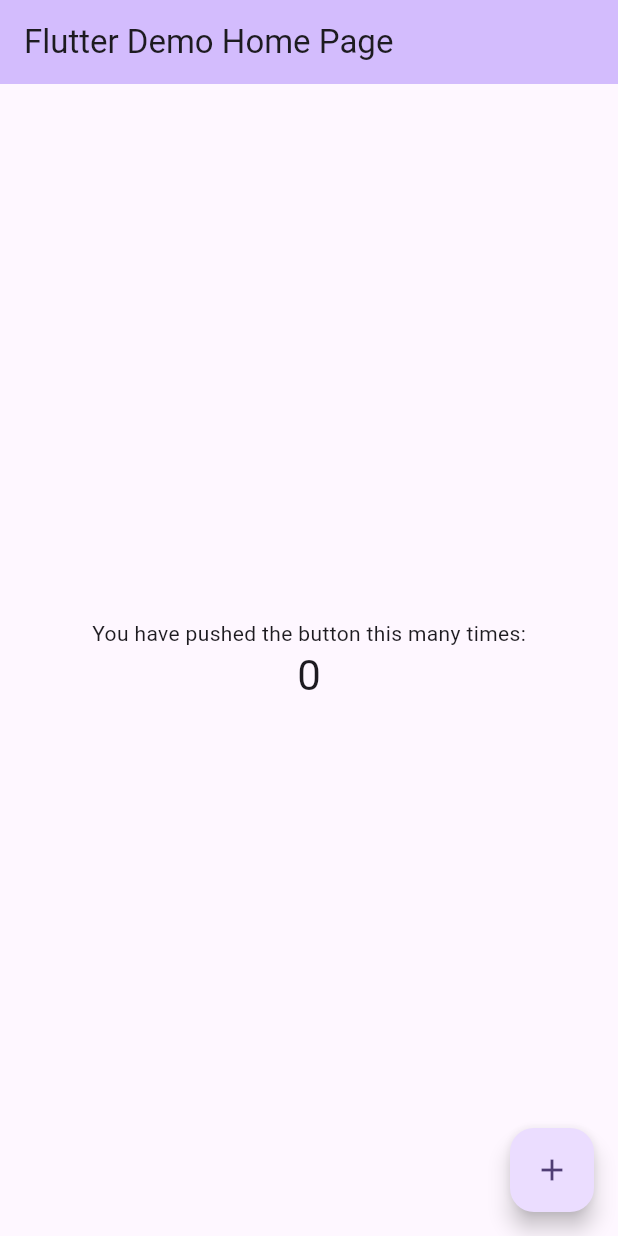
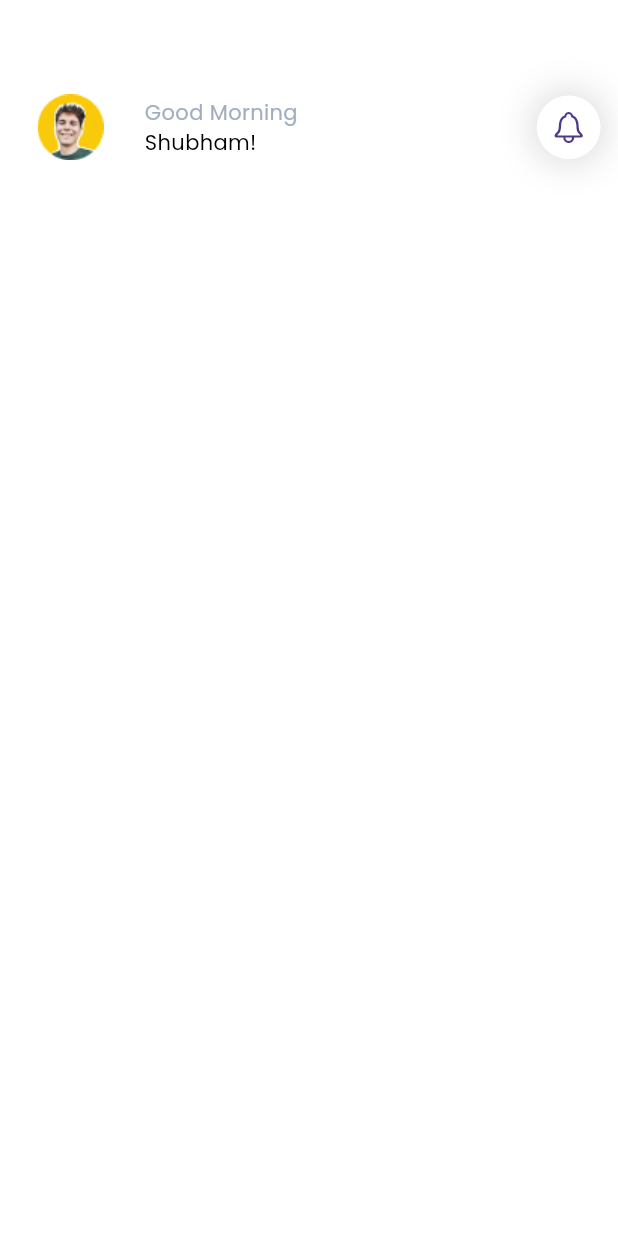
Before and after one commit to arjav1528/Internship_Assignment, a Flutter app: the screen it shows after launch, on a phone screen of 412 x 824 dp. Run offline on Flutter 3.47's test engine with Material 3 defaults, Android fonts, the phone set to English and light mode, and no system bars; our stand-ins replace google_fonts.

Commit message:
Update appbar.dart

```diff
--- /dev/null
+++ b/lib/appbar.dart
@@ -0,0 +1,69 @@
+import 'package:flutter/cupertino.dart';
+import 'package:flutter/material.dart';
+import 'package:google_fonts/google_fonts.dart';
+
+class CustomAppBar extends StatelessWidget {
+  const CustomAppBar({super.key});
+
+  @override
+  Widget build(BuildContext context) {
+    double heightMultiplier = (MediaQuery.of(context).size.height) / 852;
+    double widthMultiplier = (MediaQuery.of(context).size.height) / 393;
+    return Row(
+      mainAxisAlignment: MainAxisAlignment.start,
+      crossAxisAlignment: CrossAxisAlignment.center,
+      children: [
+        Padding(
+          padding: EdgeInsets.only(left: 12*widthMultiplier),
+          child: Image(
+            image: AssetImage('assets/dp.png'),
+            fit: BoxFit.cover,
+
+          ),
+        ),
+        SizedBox(width: 13*widthMultiplier,),
+        Column(
+          crossAxisAlignment: CrossAxisAlignment.start,
+          children: [
+            Text('Good Morning',
+              style: GoogleFonts.poppins(
+                  color: Color(0xFFA0AEC0)
+              ),
+            ),
+            Text('Shubham!',
+              style: GoogleFonts.poppins(
+                  color: Color(0xFF000000)
+              ),
+            ),
+
+
+          ],
+        ),
+        Spacer(),
+        Container(
+
+          decoration: BoxDecoration(
+            shape: BoxShape.circle,
+            boxShadow: [
+              BoxShadow(
+                spreadRadius: 2,
+                blurRadius: 20.4,
+                color: Color(0xFF000000).withAlpha(40)
+              )
+            ]
+          ),
+          child: CircleAvatar(
+            backgroundColor: Colors.white,
+            radius: 22*heightMultiplier,
+            child: Icon(
+              CupertinoIcons.bell
+            ),
+          ),
+        ),
+        SizedBox(width: 12*heightMultiplier,)
+
+
+      ],
+    );
+  }
+}
--- /dev/null
+++ b/lib/home_screen.dart
@@ -0,0 +1,27 @@
+import 'package:assignment1/appbar.dart';
+import 'package:flutter/material.dart';
+
+class HomeScreen extends StatelessWidget {
+  const HomeScreen({super.key});
+
+  @override
+  Widget build(BuildContext context) {
+    double heightMultiplier = (MediaQuery.of(context).size.height) / 852;
+    double widthMultiplier = (MediaQuery.of(context).size.height) / 393;
+    print(kToolbarHeight);
+    return Scaffold(
+      backgroundColor: Colors.white,
+      body: Container(
+        child: Column(
+          mainAxisAlignment: MainAxisAlignment.start,
+          children: [
+            SizedBox(height: 65*heightMultiplier,),
+            CustomAppBar()
+
+
+          ],
+        ),
+      ),
+    );
+  }
+}
--- a/lib/main.dart
+++ b/lib/main.dart
@@ -1,125 +1,15 @@
+import 'package:assignment1/home_screen.dart';
 import 'package:flutter/material.dart';
-
-void main() {
-  runApp(const MyApp());
+void main(){
+  runApp(MyApp());
 }
-
 class MyApp extends StatelessWidget {
   const MyApp({super.key});
 
-  // This widget is the root of your application.
   @override
   Widget build(BuildContext context) {
     return MaterialApp(
-      title: 'Flutter Demo',
-      theme: ThemeData(
-        // This is the theme of your application.
-        //
-        // TRY THIS: Try running your application with "flutter run". You'll see
-        // the application has a purple toolbar. Then, without quitting the app,
-        // try changing the seedColor in the colorScheme below to Colors.green
-        // and then invoke "hot reload" (save your changes or press the "hot
-        // reload" button in a Flutter-supported IDE, or press "r" if you used
-        // the command line to start the app).
-        //
-        // Notice that the counter didn't reset back to zero; the application
-        // state is not lost during the reload. To reset the state, use hot
-        // restart instead.
-        //
-        // This works for code too, not just values: Most code changes can be
-        // tested with just a hot reload.
-        colorScheme: ColorScheme.fromSeed(seedColor: Colors.deepPurple),
-        useMaterial3: true,
-      ),
-      home: const MyHomePage(title: 'Flutter Demo Home Page'),
+      home: HomeScreen(),
     );
   }
 }
-
-class MyHomePage extends StatefulWidget {
-  const MyHomePage({super.key, required this.title});
-
-  // This widget is the home page of your application. It is stateful, meaning
-  // that it has a State object (defined below) that contains fields that affect
-  // how it looks.
-
-  // This class is the configuration for the state. It holds the values (in this
-  // case the title) provided by the parent (in this case the App widget) and
-  // used by the build method of the State. Fields in a Widget subclass are
-  // always marked "final".
-
-  final String title;
-
-  @override
-  State<MyHomePage> createState() => _MyHomePageState();
-}
-
-class _MyHomePageState extends State<MyHomePage> {
-  int _counter = 0;
-
-  void _incrementCounter() {
-    setState(() {
-      // This call to setState tells the Flutter framework that something has
-      // changed in this State, which causes it to rerun the build method below
-      // so that the display can reflect the updated values. If we changed
-      // _counter without calling setState(), then the build method would not be
-      // called again, and so nothing would appear to happen.
-      _counter++;
-    });
-  }
-
-  @override
-  Widget build(BuildContext context) {
-    // This method is rerun every time setState is called, for instance as done
-    // by the _incrementCounter method above.
-    //
-    // The Flutter framework has been optimized to make rerunning build methods
-    // fast, so that you can just rebuild anything that needs updating rather
-    // than having to individually change instances of widgets.
-    return Scaffold(
-      appBar: AppBar(
-        // TRY THIS: Try changing the color here to a specific color (to
-        // Colors.amber, perhaps?) and trigger a hot reload to see the AppBar
-        // change color while the other colors stay the same.
-        backgroundColor: Theme.of(context).colorScheme.inversePrimary,
-        // Here we take the value from the MyHomePage object that was created by
-        // the App.build method, and use it to set our appbar title.
-        title: Text(widget.title),
-      ),
-      body: Center(
-        // Center is a layout widget. It takes a single child and positions it
-        // in the middle of the parent.
-        child: Column(
-          // Column is also a layout widget. It takes a list of children and
-          // arranges them vertically. By default, it sizes itself to fit its
-          // children horizontally, and tries to be as tall as its parent.
-          //
-          // Column has various properties to control how it sizes itself and
-          // how it positions its children. Here we use mainAxisAlignment to
-          // center the children vertically; the main axis here is the vertical
-          // axis because Columns are vertical (the cross axis would be
-          // horizontal).
-          //
-          // TRY THIS: Invoke "debug painting" (choose the "Toggle Debug Paint"
-          // action in the IDE, or press "p" in the console), to see the
-          // wireframe for each widget.
-          mainAxisAlignment: MainAxisAlignment.center,
-          children: <Widget>[
-            const Text(
-              'You have pushed the button this many times:',
-            ),
-            Text(
-              '$_counter',
-              style: Theme.of(context).textTheme.headlineMedium,
-            ),
-          ],
-        ),
-      ),
-      floatingActionButton: FloatingActionButton(
-        onPressed: _incrementCounter,
-        tooltip: 'Increment',
-        child: const Icon(Icons.add),
-      ), // This trailing comma makes auto-formatting nicer for build methods.
-    );
-  }
-}
--- a/pubspec.yaml
+++ b/pubspec.yaml
@@ -34,6 +34,7 @@ dependencies:
   # The following adds the Cupertino Icons font to your application.
   # Use with the CupertinoIcons class for iOS style icons.
   cupertino_icons: ^1.0.8
+  google_fonts: ^6.2.1
 
 dev_dependencies:
   flutter_test:
@@ -58,9 +59,8 @@ flutter:
   uses-material-design: true
 
   # To add assets to your application, add an assets section, like this:
-  # assets:
-  #   - images/a_dot_burr.jpeg
-  #   - images/a_dot_ham.jpeg
+  assets:
+     - assets/
 
   # An image asset can refer to one or more resolution-specific "variants", see
   # https://flutter.dev/to/resolution-aware-images
```
Also changed, not shown: assets/dp.png (added), pubspec.lock, 2 other files.
